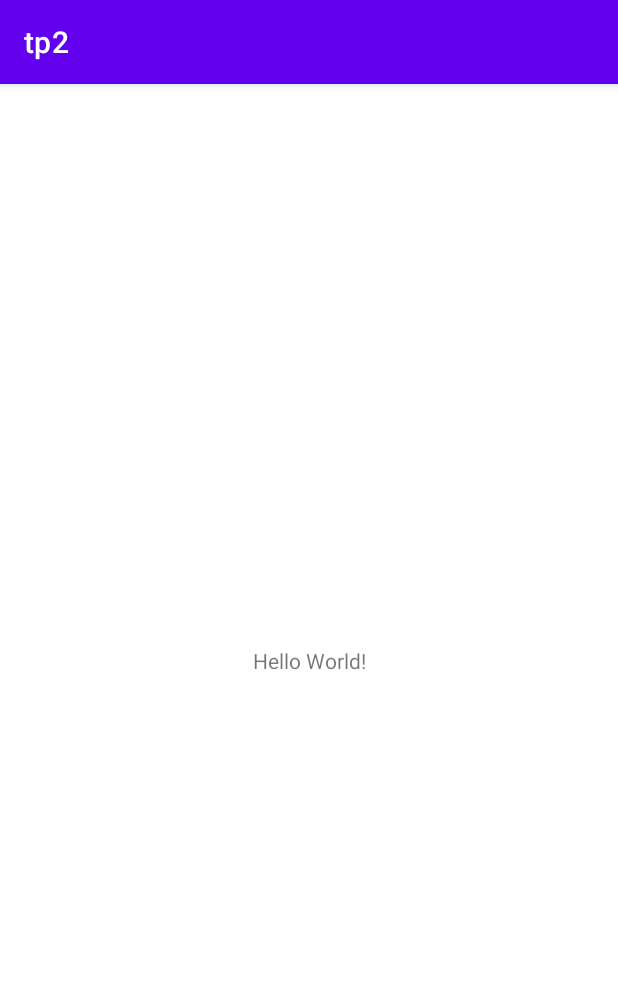
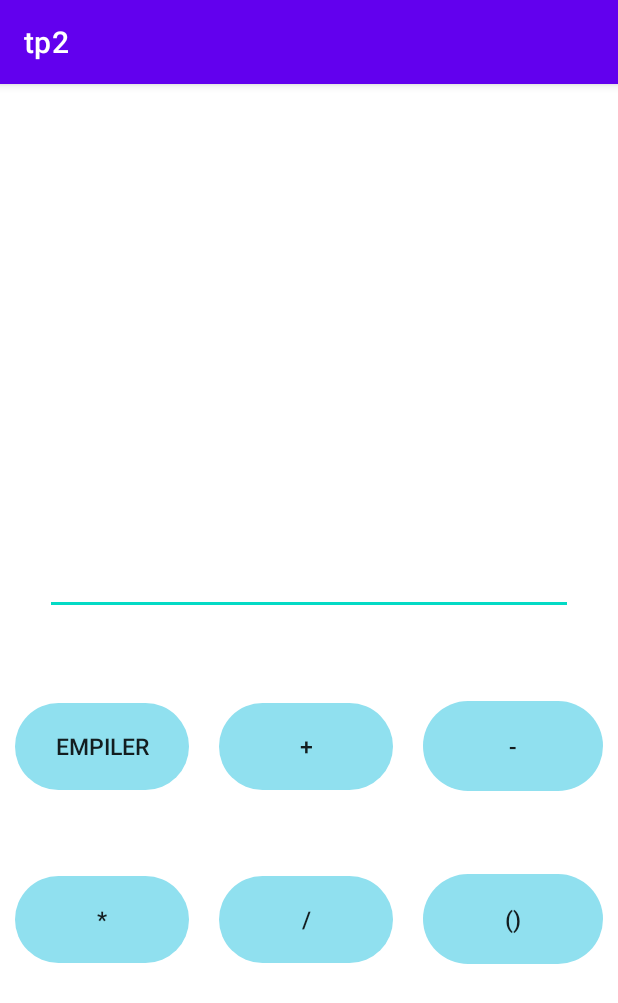
Before and after one commit to CavacoAntoine/Cours_Android_Studio, an Android app: the screen it shows after launch (MainActivity), on a phone screen of 412 x 824 dp. Shown: the top 1003 px of the screen. Run offline under Robolectric (Android 15) with nearby library versions, the phone set to English and light mode, and no system bars.

Commit message:
Layout TP2

```diff
--- /dev/null
+++ b/tp2/app/src/main/res/drawable/button_default.xml
@@ -0,0 +1,4 @@
+<?xml version="1.0" encoding="utf-8"?>
+<shape xmlns:android="http://schemas.android.com/apk/res/android" android:shape="rectangle" android:tint="@color/blue">
+    <corners android:radius="100dp"/>
+</shape>
--- /dev/null
+++ b/tp2/app/src/main/res/drawable/button_layout.xml
@@ -0,0 +1,6 @@
+<?xml version="1.0" encoding="utf-8"?>
+<selector xmlns:android="http://schemas.android.com/apk/res/android">
+    <item android:drawable="@drawable/button_pressed"
+        android:state_pressed="true" />
+    <item android:drawable="@drawable/button_default" />
+</selector>
--- /dev/null
+++ b/tp2/app/src/main/res/drawable/button_pressed.xml
@@ -0,0 +1,4 @@
+<?xml version="1.0" encoding="utf-8"?>
+<shape xmlns:android="http://schemas.android.com/apk/res/android" android:shape="rectangle" android:tint="@color/pale_blue">
+    <corners android:radius="100dp"/>
+</shape>
--- a/tp2/app/src/main/res/layout/activity_main.xml
+++ b/tp2/app/src/main/res/layout/activity_main.xml
@@ -6,13 +6,150 @@
     android:layout_height="match_parent"
     tools:context=".MainActivity">
 
-    <TextView
-        android:layout_width="wrap_content"
-        android:layout_height="wrap_content"
-        android:text="Hello World!"
-        app:layout_constraintBottom_toBottomOf="parent"
+    <androidx.constraintlayout.widget.Guideline
+        android:id="@+id/guidelineH10"
+        android:layout_width="match_parent"
+        android:layout_height="match_parent"
+        android:orientation="horizontal"
+        app:layout_constraintGuide_percent="0.1" />
+
+    <androidx.constraintlayout.widget.Guideline
+        android:id="@+id/guidelineH30"
+        android:layout_width="match_parent"
+        android:layout_height="match_parent"
+        android:orientation="horizontal"
+        app:layout_constraintGuide_percent="0.3" />
+
+    <androidx.constraintlayout.widget.Guideline
+        android:id="@+id/guidelineH50"
+        android:layout_width="match_parent"
+        android:layout_height="match_parent"
+        android:orientation="horizontal"
+        app:layout_constraintGuide_percent="0.5" />
+
+    <androidx.constraintlayout.widget.Guideline
+        android:id="@+id/guidelineH65"
+        android:layout_width="match_parent"
+        android:layout_height="match_parent"
+        android:orientation="horizontal"
+        app:layout_constraintGuide_percent="0.65" />
+
+    <androidx.constraintlayout.widget.Guideline
+        android:id="@+id/guidelineH80"
+        android:layout_width="match_parent"
+        android:layout_height="match_parent"
+        android:orientation="horizontal"
+        app:layout_constraintGuide_percent="0.80" />
+
+    <androidx.constraintlayout.widget.Guideline
+        android:id="@+id/guidelineV33"
+        android:layout_width="match_parent"
+        android:layout_height="match_parent"
+        android:orientation="vertical"
+        app:layout_constraintGuide_percent="0.33" />
+
+    <androidx.constraintlayout.widget.Guideline
+        android:id="@+id/guidelineV66"
+        android:layout_width="match_parent"
+        android:layout_height="match_parent"
+        android:orientation="vertical"
+        app:layout_constraintGuide_percent="0.66" />
+
+    <androidx.appcompat.widget.AppCompatTextView
+        android:id="@+id/screen"
+        android:layout_width="0dp"
+        android:layout_height="0dp"
+        android:autoSizeMaxTextSize="35sp"
+        android:autoSizeMinTextSize="12sp"
+        android:autoSizeStepGranularity="1sp"
+        android:autoSizeTextType="uniform"
+        android:gravity="center"
+        android:textColor="@color/black"
+        app:layout_constraintBottom_toTopOf="@+id/guidelineH30"
         app:layout_constraintEnd_toEndOf="parent"
         app:layout_constraintStart_toStartOf="parent"
-        app:layout_constraintTop_toTopOf="parent" />
+        app:layout_constraintTop_toTopOf="@+id/guidelineH10" />
+
+    <EditText
+        android:id="@+id/input"
+        android:layout_width="0dp"
+        android:layout_height="wrap_content"
+        android:layout_margin="30dp"
+        app:layout_constraintBottom_toTopOf="@+id/guidelineH50"
+        app:layout_constraintEnd_toEndOf="parent"
+        app:layout_constraintStart_toStartOf="parent" />
+
+    <androidx.appcompat.widget.AppCompatButton
+        android:id="@+id/buttonPile"
+        style="@style/CalculetteButton."
+        android:layout_width="0dp"
+        android:layout_height="0dp"
+        android:layout_margin="10dp"
+        android:text="@string/Empiler"
+        app:layout_constraintBottom_toTopOf="@+id/guidelineH65"
+        app:layout_constraintEnd_toStartOf="@+id/guidelineV33"
+        app:layout_constraintStart_toStartOf="parent"
+        app:layout_constraintTop_toTopOf="@+id/guidelineH50" />
+
+    <androidx.appcompat.widget.AppCompatButton
+        android:id="@+id/buttonPlus"
+        style="@style/CalculetteButton."
+        android:layout_width="0dp"
+        android:layout_height="0dp"
+        android:layout_margin="10dp"
+        android:text="@string/Plus"
+        app:layout_constraintBottom_toTopOf="@+id/guidelineH65"
+        app:layout_constraintEnd_toStartOf="@+id/guidelineV66"
+        app:layout_constraintStart_toStartOf="@+id/guidelineV33"
+        app:layout_constraintTop_toTopOf="@+id/guidelineH50" />
+
+    <androidx.appcompat.widget.AppCompatButton
+        android:id="@+id/buttonMinus"
+        style="@style/CalculetteButton."
+        android:layout_width="0dp"
+        android:layout_height="0dp"
+        android:layout_margin="10dp"
+        android:text="@string/Moins"
+        app:layout_constraintBottom_toTopOf="@+id/guidelineH65"
+        app:layout_constraintEnd_toEndOf="parent"
+        app:layout_constraintStart_toStartOf="@+id/guidelineV66"
+        app:layout_constraintTop_toTopOf="@+id/guidelineH50" />
+
+
+    <androidx.appcompat.widget.AppCompatButton
+        android:id="@+id/buttonMult"
+        style="@style/CalculetteButton."
+        android:layout_width="0dp"
+        android:layout_height="0dp"
+        android:text="@string/Mult"
+        android:layout_margin="10dp"
+        app:layout_constraintBottom_toTopOf="@+id/guidelineH80"
+        app:layout_constraintEnd_toStartOf="@+id/guidelineV33"
+        app:layout_constraintStart_toStartOf="parent"
+        app:layout_constraintTop_toTopOf="@+id/guidelineH65" />
+
+    <androidx.appcompat.widget.AppCompatButton
+        android:id="@+id/buttonDiv"
+        style="@style/CalculetteButton."
+        android:layout_width="0dp"
+        android:layout_height="0dp"
+        android:text="@string/Div"
+        android:layout_margin="10dp"
+        app:layout_constraintBottom_toTopOf="@+id/guidelineH80"
+        app:layout_constraintEnd_toStartOf="@+id/guidelineV66"
+        app:layout_constraintStart_toStartOf="@+id/guidelineV33"
+        app:layout_constraintTop_toTopOf="@+id/guidelineH65" />
+
+    <androidx.appcompat.widget.AppCompatButton
+        android:id="@+id/buttonPar"
+        style="@style/CalculetteButton."
+        android:layout_width="0dp"
+        android:layout_height="0dp"
+        android:text="@string/Par"
+        android:layout_margin="10dp"
+        app:layout_constraintBottom_toTopOf="@+id/guidelineH80"
+        app:layout_constraintEnd_toEndOf="parent"
+        app:layout_constraintStart_toStartOf="@+id/guidelineV66"
+        app:layout_constraintTop_toTopOf="@+id/guidelineH65" />
 
 </androidx.constraintlayout.widget.ConstraintLayout>
--- a/tp2/app/src/main/res/values/colors.xml
+++ b/tp2/app/src/main/res/values/colors.xml
@@ -7,4 +7,7 @@
     <color name="teal_700">#FF018786</color>
     <color name="black">#FF000000</color>
     <color name="white">#FFFFFFFF</color>
+
+    <color name="pale_blue">#ade8f4</color>
+    <color name="blue">#90e0ef</color>
 </resources>
--- a/tp2/app/src/main/res/values/strings.xml
+++ b/tp2/app/src/main/res/values/strings.xml
@@ -1,3 +1,9 @@
 <resources>
     <string name="app_name">tp2</string>
+    <string name="Empiler">Empiler</string>
+    <string name="Plus">+</string>
+    <string name="Moins">-</string>
+    <string name="Mult">*</string>
+    <string name="Div">/</string>
+    <string name="Par">()</string>
 </resources>
--- /dev/null
+++ b/tp2/app/src/main/res/values/styles.xml
@@ -0,0 +1,9 @@
+<?xml version="1.0" encoding="utf-8"?>
+<resources>
+    <style name="CalculetteButton." parent="">
+        <item name="android:background">@drawable/button_layout</item>
+        <item name="android:textSize">15sp</item>
+        <item name="android:padding">5dp</item>
+        <item name="layout_constraintDimensionRatio">2:1</item>
+    </style>
+</resources>
```
